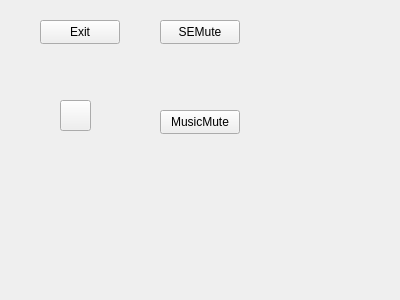
Qt form PinBall/pausemenu.ui (riiiiiiin/PinBall) before a commit.
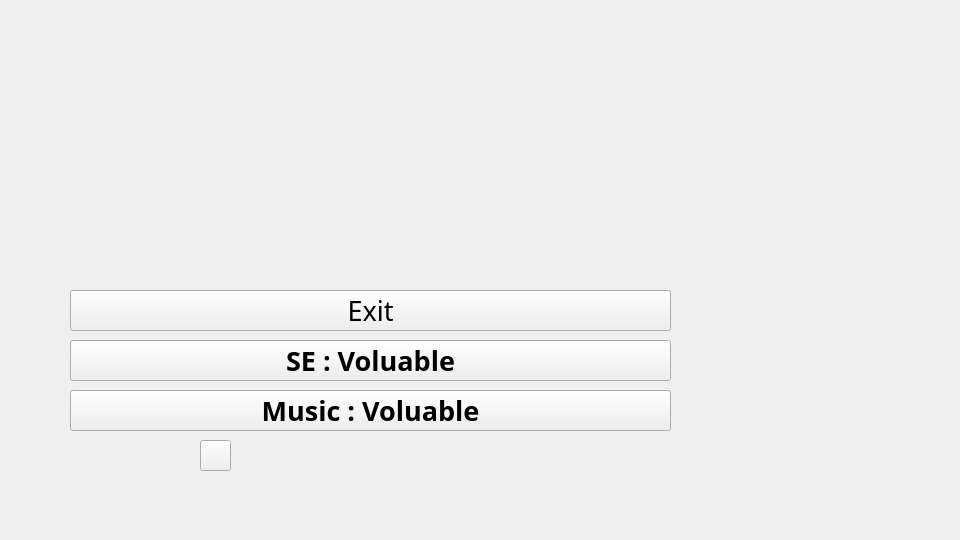
The same form after that commit. Icons and pictures are not drawn.

Patch:
```diff
--- a/PinBall/pausemenu.ui
+++ b/PinBall/pausemenu.ui
@@ -6,8 +6,8 @@
    <rect>
     <x>0</x>
     <y>0</y>
-    <width>400</width>
-    <height>300</height>
+    <width>960</width>
+    <height>540</height>
    </rect>
   </property>
   <property name="windowTitle">
@@ -16,12 +16,21 @@
   <widget class="QPushButton" name="exitButton">
    <property name="geometry">
     <rect>
-     <x>40</x>
-     <y>20</y>
-     <width>80</width>
-     <height>24</height>
+     <x>70</x>
+     <y>290</y>
+     <width>601</width>
+     <height>41</height>
     </rect>
    </property>
+   <property name="font">
+    <font>
+     <family>Segoe Fluent Icons</family>
+     <pointsize>20</pointsize>
+    </font>
+   </property>
+   <property name="cursor">
+    <cursorShape>PointingHandCursor</cursorShape>
+   </property>
    <property name="text">
     <string>Exit</string>
    </property>
@@ -29,8 +38,8 @@
   <widget class="QPushButton" name="resumeButton">
    <property name="geometry">
     <rect>
-     <x>60</x>
-     <y>100</y>
+     <x>200</x>
+     <y>440</y>
      <width>31</width>
      <height>31</height>
     </rect>
@@ -52,27 +61,44 @@
   <widget class="QPushButton" name="seMuteButton">
    <property name="geometry">
     <rect>
-     <x>160</x>
-     <y>20</y>
-     <width>80</width>
-     <height>24</height>
+     <x>70</x>
+     <y>340</y>
+     <width>601</width>
+     <height>41</height>
     </rect>
    </property>
+   <property name="font">
+    <font>
+     <family>Segoe UI Variable Display Semib</family>
+     <pointsize>20</pointsize>
+     <bold>true</bold>
+    </font>
+   </property>
+   <property name="autoFillBackground">
+    <bool>false</bool>
+   </property>
    <property name="text">
-    <string>SEMute</string>
+    <string>SE : Voluable</string>
    </property>
   </widget>
   <widget class="QPushButton" name="musicMuteButton">
    <property name="geometry">
     <rect>
-     <x>160</x>
-     <y>110</y>
-     <width>80</width>
-     <height>24</height>
+     <x>70</x>
+     <y>390</y>
+     <width>601</width>
+     <height>41</height>
     </rect>
    </property>
+   <property name="font">
+    <font>
+     <family>Segoe UI Variable Small Semibol</family>
+     <pointsize>20</pointsize>
+     <bold>true</bold>
+    </font>
+   </property>
    <property name="text">
-    <string>MusicMute</string>
+    <string>Music : Voluable</string>
    </property>
   </widget>
  </widget>
```
